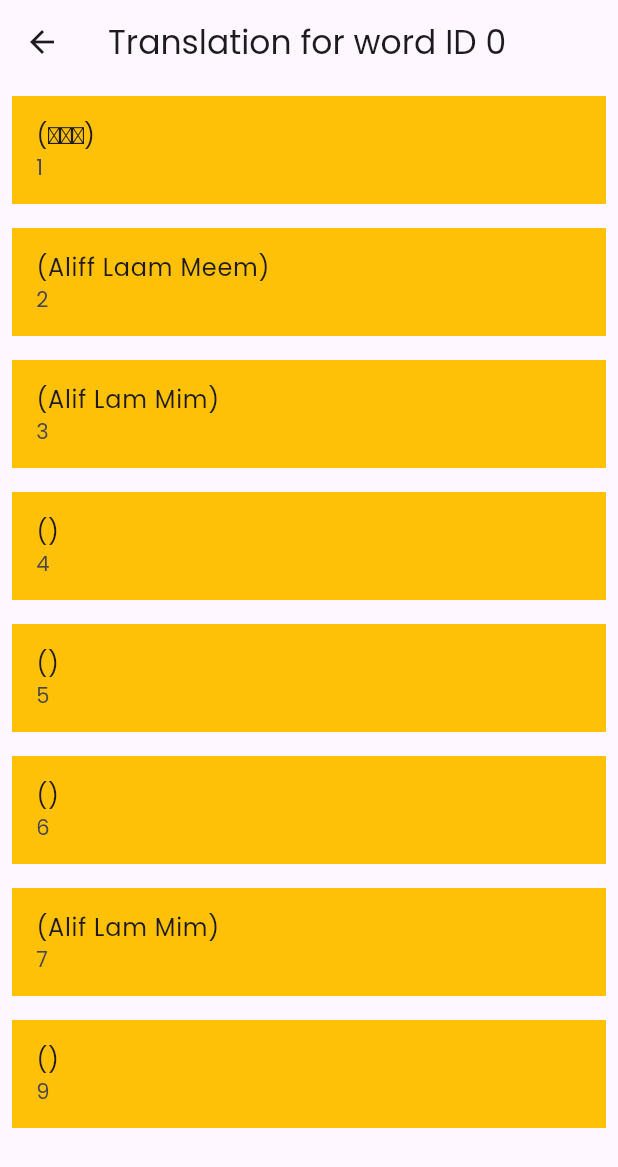
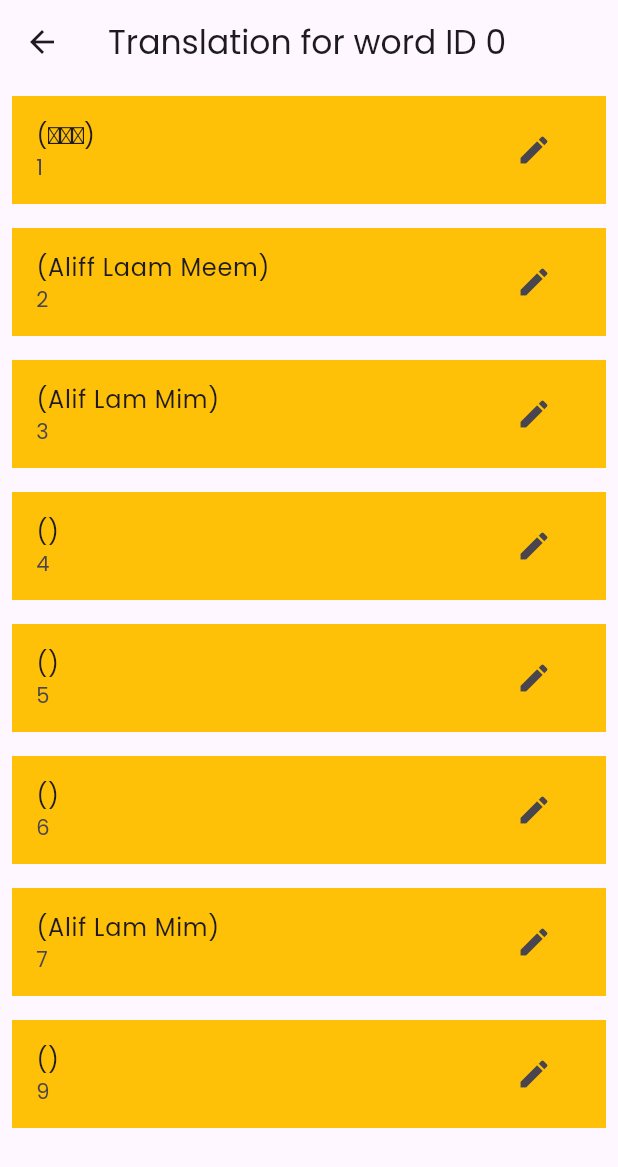
Before and after one commit to tomyamGTX/aqwise_tutorial, a Flutter app: the SuraTranslation screen opened directly with empty values, on a phone screen of 412 x 824 dp. Shown: the top 1167 px of the screen. Run offline on Flutter 3.47's test engine with Material 2 defaults, Android fonts, the phone set to English and light mode, and no system bars; our stand-ins replace animated_background, awesome_notifications, device_info_plus, firebase_auth, firebase_core, firebase_messaging and 6 more; missing offline and left inert: flame_audio, flutter_arc_text, flutter_stripe, quran, tree_view; accounts and stored records are empty; network calls fail.

Commit message:
fix translation module

```diff
--- a/lib/word.translation.module/sura.translation.dart
+++ b/lib/word.translation.module/sura.translation.dart
@@ -30,6 +30,10 @@ class _SuraTranslationState extends State<SuraTranslation> {
               tileColor: Colors.amber,
               subtitle: Text(translation[index]['language_id'].toString()),
               title: Text('(${translation[index]['text']})'),
+              trailing: IconButton(
+                icon: Icon(Icons.edit),
+                onPressed: () {},
+              ),
             ),
           ),
         ));
```
